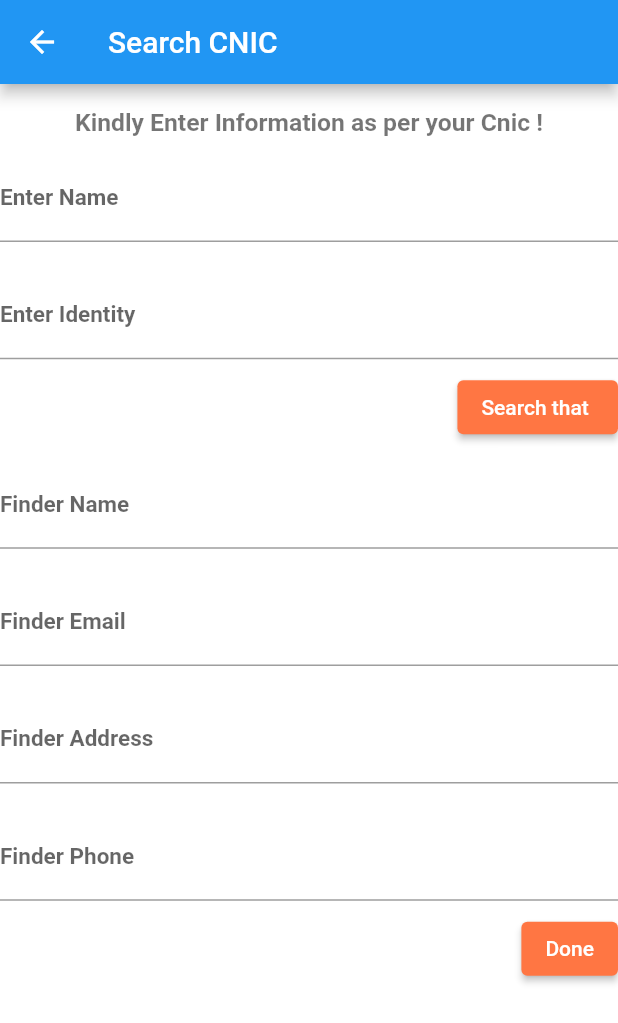
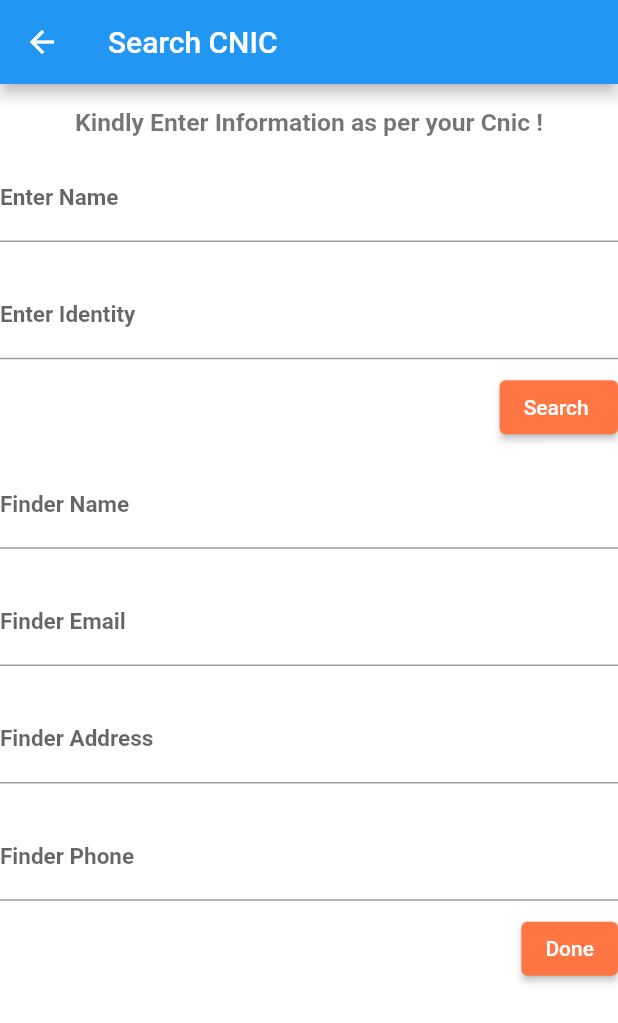
Before and after one commit to iHamza7/Last-year-Project, a Flutter app: the CnicFind screen opened by its route, on a phone screen of 412 x 824 dp. Shown: the top 1023 px of the screen. Run offline on Flutter 3.47's test engine with Material 2 defaults, Android fonts, the phone set to English and light mode, and no system bars; our stand-ins replace cloud_firestore, firebase_core, image_picker; missing offline and left inert: pakistan_cnic; accounts and stored records are empty.

Commit message:
lib changed

```diff
--- a/lib/cnic_findupload/cnic_find.dart
+++ b/lib/cnic_findupload/cnic_find.dart
@@ -82,7 +82,7 @@ class _CnicFindState extends State<CnicFind> {
                       finderPhone.text = dataShot['FinderPhone'];
                     } else {}
                   },
-                  child: const Text('Search that '),
+                  child: const Text('Search '),
                 ),
               ],
             ),
```
